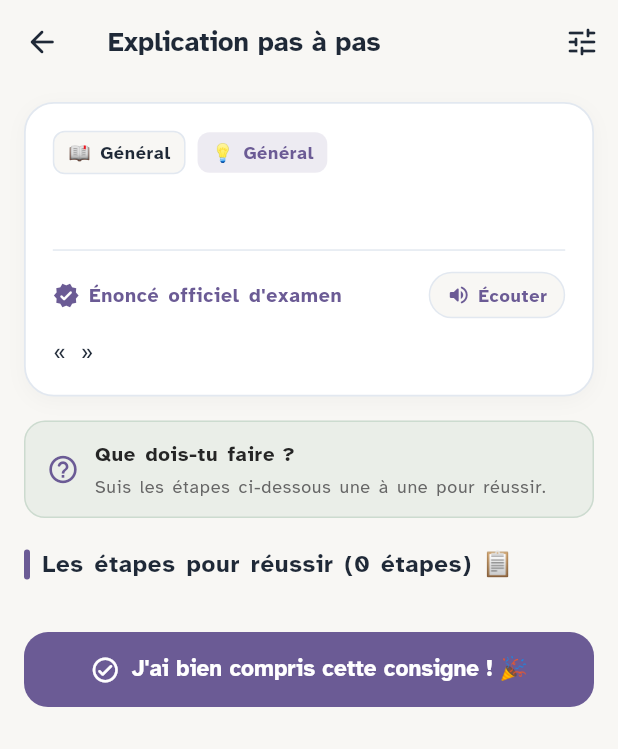
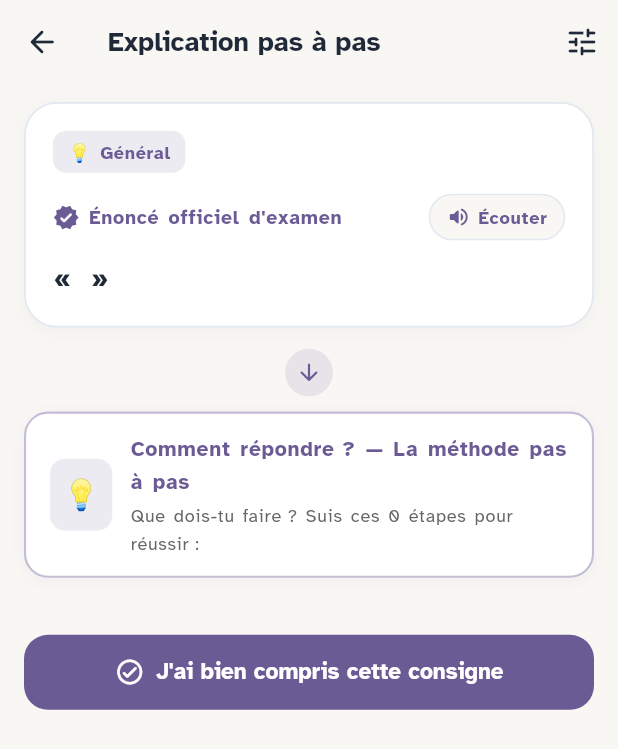
Before and after one commit to Abderrahmen-Benmakhloufi/dyclic, a Flutter app: the InstructionDetailScreen screen opened directly with empty values, on a phone screen of 412 x 824 dp. Shown: the top 749 px of the screen. Run offline on Flutter 3.47's test engine with Material 3 defaults, Android fonts, the phone set to English and light mode, and no system bars; our stand-ins replace flutter_riverpod, shared_preferences; accounts and stored records are empty.

Commit message:
feat: enhance question prominence, add method transition bridge, and clean detail screen

```diff
--- a/app/lib/features/instructions/instruction_detail_screen.dart
+++ b/app/lib/features/instructions/instruction_detail_screen.dart
@@ -8,9 +8,10 @@ import '../reading_settings/reading_settings_sheet.dart';
 import 'models/instruction_model.dart';
 
 /// Hallmark-Crafted Instruction Detail Screen:
-/// - Editorial clarity and unnested surfaces (The Floor § 11, Craft § 3)
-/// - Question type visual coding as a purposeful signal (Craft § 2)
-/// - Relaxed typographic hierarchy with high legibility for young learners (Craft § 1)
+/// - Question is the prominent HERO of the screen (larger than title)
+/// - Question type only (level badge removed for focus)
+/// - Distinctive pedagogical transition from Question to Answer/Method
+/// - No celebration emoji on completion button
 class InstructionDetailScreen extends ConsumerStatefulWidget {
   final InstructionItem item;
 
@@ -132,48 +133,21 @@ class _InstructionDetailScreenState
           child: Column(
             crossAxisAlignment: CrossAxisAlignment.stretch,
             children: [
-              // 1. Unified Hero Question Card (Hallmark unnested surface)
-              _buildUnifiedQuestionCard(item, fontFamily, palette),
-              const SizedBox(height: 16),
+              // 1. Question Hero Card: Question stands out with maximum prominence
+              _buildQuestionHeroCard(item, fontFamily, palette),
 
-              // 2. Goal Callout Banner ("Que dois-tu faire ?")
-              _buildGoalBanner(fontFamily),
-              const SizedBox(height: 18),
+              // 2. Distinctive Transition Bridge from Question to Answer
+              _buildTransitionBridge(item, fontFamily),
 
-              // 3. Section Title
-              Row(
-                children: [
-                  Container(
-                    width: 4,
-                    height: 20,
-                    decoration: BoxDecoration(
-                      color: item.questionTypeColor,
-                      borderRadius: BorderRadius.circular(2),
-                    ),
-                  ),
-                  const SizedBox(width: 8),
-                  Text(
-                    'Les étapes pour réussir (${item.steps.length} étapes) 📋',
-                    style: TextStyle(
-                      fontSize: 16,
-                      fontWeight: FontWeight.bold,
-                      color: palette.textPrimary,
-                      fontFamily: fontFamily,
-                    ),
-                  ),
-                ],
-              ),
-              const SizedBox(height: 12),
-
-              // 4. Numbered Steps Sequence
+              // 3. Numbered Steps Sequence (The Answer / Method)
               ...item.steps.map((step) => _buildStepCard(step, fontFamily, palette)),
 
-              const SizedBox(height: 20),
+              const SizedBox(height: 24),
 
-              // 5. Completion Action Button
+              // 4. Completion Action Button (without celebration emoji)
               ElevatedButton.icon(
                 icon: const Icon(Icons.check_circle_outline_rounded, size: 20),
-                label: const Text('J\'ai bien compris cette consigne ! 🎉'),
+                label: const Text('J\'ai bien compris cette consigne'),
                 style: ElevatedButton.styleFrom(
                   backgroundColor: AppColors.primary,
                   foregroundColor: Colors.white,
@@ -190,7 +164,7 @@ class _InstructionDetailScreenState
                 ),
                 onPressed: () => Navigator.of(context).pop(),
               ),
-              const SizedBox(height: 24),
+              const SizedBox(height: 28),
             ],
           ),
         ),
@@ -198,9 +172,11 @@ class _InstructionDetailScreenState
     );
   }
 
-  /// Hallmark Unified Question Card: Combines title, tags, and official question
-  /// onto a single cohesive surface with zero nested boxes
-  Widget _buildUnifiedQuestionCard(
+  /// Question Hero Card:
+  /// - Only Question Type badge (school level removed)
+  /// - The Exam Question is THE HERO: bold, large (18.5px), high contrast
+  /// - The title serves as a calm secondary category orientation
+  Widget _buildQuestionHeroCard(
     InstructionItem item,
     String? fontFamily,
     ReadingPalette palette,
@@ -213,7 +189,7 @@ class _InstructionDetailScreenState
     return Container(
       decoration: BoxDecoration(
         color: palette.surface,
-        borderRadius: BorderRadius.circular(20),
+        borderRadius: BorderRadius.circular(22),
         border: Border.all(color: palette.border, width: 1.2),
         boxShadow: [
           BoxShadow(
@@ -227,37 +203,17 @@ class _InstructionDetailScreenState
       child: Column(
         crossAxisAlignment: CrossAxisAlignment.start,
         children: [
-          // Metadata Tags Row
+          // 1. Top Bar: Question Type Only + Secondary Title/Domain
           Row(
+            crossAxisAlignment: CrossAxisAlignment.center,
             children: [
-              // Level Badge
+              // Question Type Badge ONLY (Level removed as requested)
               Container(
                 padding:
-                    const EdgeInsets.symmetric(horizontal: 9, vertical: 4),
-                decoration: BoxDecoration(
-                  color: palette.background,
-                  borderRadius: BorderRadius.circular(8),
-                  border: Border.all(color: palette.border),
-                ),
-                child: Text(
-                  item.level.isNotEmpty ? item.level : item.cycleEmojiLabel,
-                  style: TextStyle(
-                    fontSize: 12,
-                    fontWeight: FontWeight.w600,
-                    color: palette.textPrimary,
-                    fontFamily: fontFamily,
-                  ),
-                ),
-              ),
-              const SizedBox(width: 8),
-
-              // Question Type Badge (Quiet signal tint)
-              Container(
-                padding:
-                    const EdgeInsets.symmetric(horizontal: 9, vertical: 4),
+                    const EdgeInsets.symmetric(horizontal: 10, vertical: 4.5),
                 decoration: BoxDecoration(
                   color: typeBg,
-                  borderRadius: BorderRadius.circular(8),
+                  borderRadius: BorderRadius.circular(9),
                 ),
                 child: Text(
                   '${item.questionTypeEmoji} ${item.questionTypeLabel}',
@@ -269,39 +225,26 @@ class _InstructionDetailScreenState
                   ),
                 ),
               ),
-            ],
-          ),
-          const SizedBox(height: 12),
+              const SizedBox(width: 8),
 
-          // Title
-          Text(
+              // Title as subtle context orientation
+              Expanded(
+                child: Text(
                   item.title,
                   style: TextStyle(
-              fontSize: 18.5,
-              fontWeight: FontWeight.bold,
-              height: 1.3,
-              color: palette.textPrimary,
-              fontFamily: fontFamily,
-            ),
-          ),
-          if (item.domain.isNotEmpty) ...[
-            const SizedBox(height: 4),
-            Text(
-              'Domaine : ${item.domain}',
-              style: TextStyle(
                     fontSize: 13,
+                    fontWeight: FontWeight.w600,
                     color: AppColors.textSecondary,
                     fontFamily: fontFamily,
                   ),
+                  overflow: TextOverflow.ellipsis,
+                ),
               ),
             ],
+          ),
           const SizedBox(height: 14),
 
-          // Hairline Seam
-          Divider(height: 1, thickness: 1, color: palette.border),
-          const SizedBox(height: 14),
-
-          // Official Question Header + Audio Action
+          // 2. Official Exam Label + Audio Button
           Row(
             mainAxisAlignment: MainAxisAlignment.spaceBetween,
             children: [
@@ -373,14 +316,16 @@ class _InstructionDetailScreenState
               ),
             ],
           ),
-          const SizedBox(height: 10),
+          const SizedBox(height: 12),
 
-          // Question Text (Direct, accessible typography with 1.5 line height)
+          // 3. THE QUESTION ITSELF: THE STAR OF THE SCREEN
+          // Noticeable, bold, large typography with rich line height
           Text(
             '« ${item.originalFr} »',
             style: TextStyle(
-              fontSize: 15,
-              height: 1.55,
+              fontSize: 18,
+              fontWeight: FontWeight.bold,
+              height: 1.5,
               color: palette.textPrimary,
               fontFamily: fontFamily,
             ),
@@ -390,42 +335,84 @@ class _InstructionDetailScreenState
     );
   }
 
-  Widget _buildGoalBanner(String? fontFamily) {
-    return Container(
+  /// Distinctive Transition Bridge:
+  /// Clearly separates the Question (Énoncé) from the Answer/Method (Les Étapes)
+  Widget _buildTransitionBridge(InstructionItem item, String? fontFamily) {
+    final typeColor = item.questionTypeColor;
+
+    return Padding(
+      padding: const EdgeInsets.symmetric(vertical: 14),
+      child: Column(
+        children: [
+          // Visual Downward Arrow Indicator
+          Container(
+            width: 32,
+            height: 32,
+            decoration: BoxDecoration(
+              color: typeColor.withValues(alpha: 0.12),
+              shape: BoxShape.circle,
+            ),
+            child: Icon(
+              Icons.arrow_downward_rounded,
+              color: typeColor,
+              size: 18,
+            ),
+          ),
+          const SizedBox(height: 10),
+
+          // Transition Banner: Clear Shift from Question to Method/Answer
+          Container(
             width: double.infinity,
-      padding: const EdgeInsets.symmetric(horizontal: 14, vertical: 11),
+            padding: const EdgeInsets.symmetric(horizontal: 16, vertical: 12),
             decoration: BoxDecoration(
-        color: AppColors.secondary.withValues(alpha: 0.18),
-        borderRadius: BorderRadius.circular(14),
-        border: Border.all(color: AppColors.secondary.withValues(alpha: 0.45)),
+              color: AppColors.surfaceCard,
+              borderRadius: BorderRadius.circular(16),
+              border: Border.all(
+                color: typeColor.withValues(alpha: 0.4),
+                width: 1.4,
+              ),
+              boxShadow: [
+                BoxShadow(
+                  color: typeColor.withValues(alpha: 0.06),
+                  blurRadius: 8,
+                  offset: const Offset(0, 2),
+                ),
+              ],
             ),
             child: Row(
               children: [
-          const Icon(
-            Icons.help_outline_rounded,
-            color: AppColors.primary,
-            size: 22,
+                Container(
+                  padding: const EdgeInsets.all(8),
+                  decoration: BoxDecoration(
+                    color: typeColor.withValues(alpha: 0.12),
+                    borderRadius: BorderRadius.circular(10),
                   ),
-          const SizedBox(width: 10),
+                  child: const Text('💡', style: TextStyle(fontSize: 20)),
+                ),
+                const SizedBox(width: 12),
                 Expanded(
                   child: Column(
                     crossAxisAlignment: CrossAxisAlignment.start,
                     children: [
                       Text(
-                  'Que dois-tu faire ?',
+                        'Comment répondre ? — La méthode pas à pas',
                         style: TextStyle(
-                    fontSize: 13.5,
+                          fontSize: 14,
                           fontWeight: FontWeight.bold,
-                    color: AppColors.textPrimary,
+                          color: typeColor,
                           fontFamily: fontFamily,
                         ),
                       ),
+                      const SizedBox(height: 2),
                       Text(
-                  'Suis les étapes ci-dessous une à une pour réussir.',
+                        'Que dois-tu faire ? Suis ces ${item.steps.length} étapes pour réussir :',
                         style: TextStyle(
                           fontSize: 12,
                           color: AppColors.textSecondary,
                           fontFamily: fontFamily,
+                        ),
+                      ),
+                    ],
                   ),
                 ),
               ],
```
Also changed, not shown: 1 other file. Lines whose indentation alone changed are shown as unchanged.
